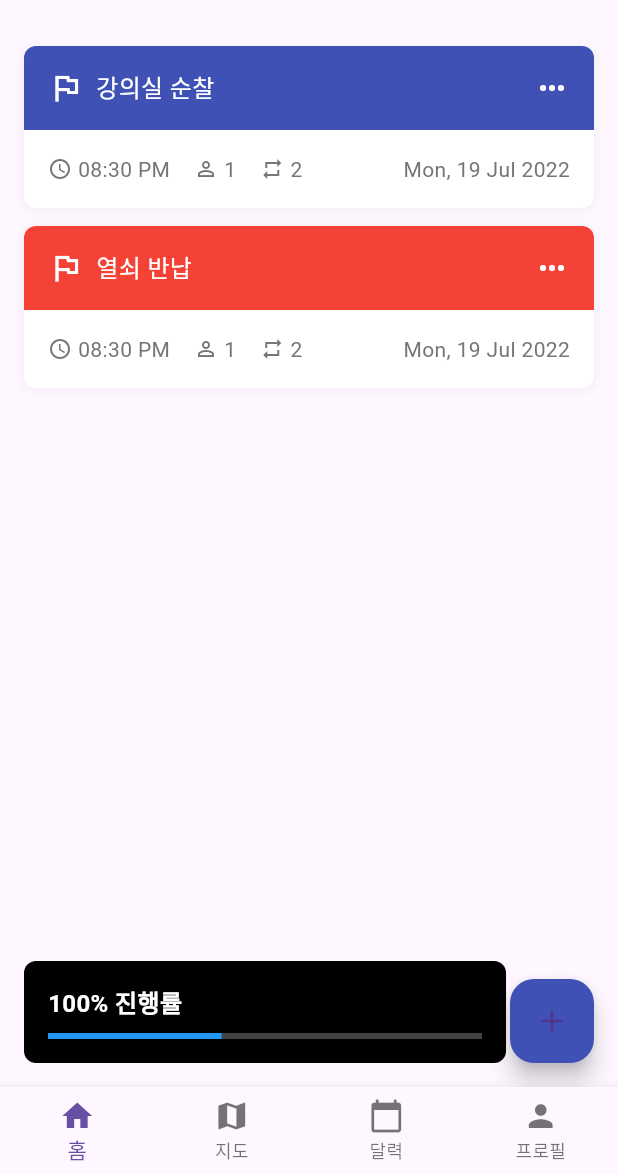
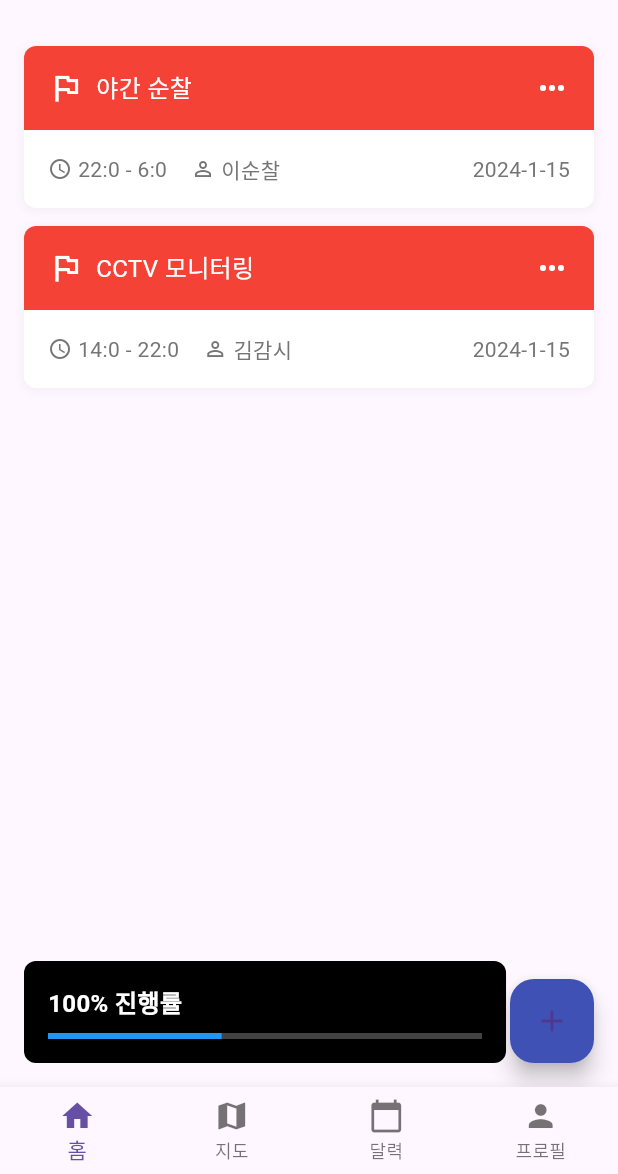
Before and after one commit to daneck99/Mobile_app_dev, a Flutter app: the screen it shows once a user with an empty profile is signed in, on a phone screen of 412 x 824 dp, the part 62-1236 px from its top. Run offline on Flutter 3.47's test engine with Material 3 defaults, Android fonts, the phone set to English and light mode, and no system bars; our stand-ins replace cached_network_image, cloud_firestore, firebase_auth, firebase_core, firebase_storage, geolocator and 4 more; accounts and stored records are empty.

Commit message:
FIX : Fixed the taskcard so it can get mockup data

```diff
--- a/lib/screens/taskList_page.dart
+++ b/lib/screens/taskList_page.dart
@@ -5,6 +5,7 @@ import 'package:security/widgets/taskListPage/progressBar.dart';
 import 'package:security/widgets/taskListPage/taskCard.dart';
 import 'package:security/widgets/taskListPage/taskDetail.dart';
 import 'package:security/map/map_page.dart';
+import 'package:security/data/task.dart';
 
 class TaskListScreen extends StatelessWidget {
   const TaskListScreen({Key? key}) : super(key: key);
@@ -51,31 +52,17 @@ class TaskListScreen extends StatelessWidget {
                           minChildSize: 0.5,
                           maxChildSize: 0.95,
                           builder: (context, scrollController) => TaskDetailSheet(
-                            title: '강의실 순찰',
-                            description: '안녕하세요 적당히 바람이 시원해',
-                            time: '08:30 PM',
+                            task: mockTasks[2],
                           ),
                         ),
                       );
                     },
-                    child: TaskCard(
-                      title: '강의실 순찰',
-                      time: '08:30 PM',
-                      participants: '1',
-                      repeatCount: '2',
-                      date: 'Mon, 19 Jul 2022',
-                      color: Color(0xFF3F51B5),
-                    )
+                    child: TaskCard( task: mockTasks[1],)
                 ),
 
                 const SizedBox(height: 12),
-                const TaskCard(
-                  title: '열쇠 반납',
-                  time: '08:30 PM',
-                  participants: '1',
-                  repeatCount: '2',
-                  date: 'Mon, 19 Jul 2022',
-                  color: Color(0xFFF44336),
+                TaskCard(
+                  task: mockTasks[2],
                 ),
               ],
             ),
--- a/lib/widgets/taskListPage/taskCard.dart
+++ b/lib/widgets/taskListPage/taskCard.dart
@@ -1,26 +1,24 @@
 import 'package:flutter/material.dart';
+import 'package:security/data/task.dart';
+
+
 
 
 class TaskCard extends StatelessWidget {
-  final String title;
-  final String time;
-  final String participants;
-  final String repeatCount;
-  final String date;
-  final Color color;
+  final Task task;
 
   const TaskCard({
     Key? key,
-    required this.title,
-    required this.time,
-    required this.participants,
-    required this.repeatCount,
-    required this.date,
-    required this.color,
+    required this.task,
   }) : super(key: key);
 
   @override
   Widget build(BuildContext context) {
+    final String time = "${task.startTime.hour}:${task.startTime.minute} - ${task.endTime.hour}:${task.endTime.minute}";
+    final String date = "${task.startTime.year}-${task.startTime.month}-${task.startTime.day}";
+    final String priority = _getPriorityString(task.priority);
+    final Color priorityColor = _getPriorityColor(task.priority);
+
     return Container(
       decoration: BoxDecoration(
         color: Colors.white,
@@ -39,7 +37,7 @@ class TaskCard extends StatelessWidget {
           Container(
             padding: const EdgeInsets.all(16),
             decoration: BoxDecoration(
-              color: color,
+              color: priorityColor,
               borderRadius: const BorderRadius.only(
                 topLeft: Radius.circular(8),
                 topRight: Radius.circular(8),
@@ -50,7 +48,7 @@ class TaskCard extends StatelessWidget {
                 const Icon(Icons.flag_outlined, color: Colors.white),
                 const SizedBox(width: 8),
                 Text(
-                  title,
+                  task.title,
                   style: const TextStyle(
                     color: Colors.white,
                     fontSize: 16,
@@ -81,17 +79,7 @@ class TaskCard extends StatelessWidget {
                 Icon(Icons.person_outline, size: 16, color: Colors.grey[600]),
                 const SizedBox(width: 4),
                 Text(
-                  participants,
-                  style: TextStyle(
-                    color: Colors.grey[600],
-                    fontSize: 14,
-                  ),
-                ),
-                const SizedBox(width: 16),
-                Icon(Icons.repeat, size: 16, color: Colors.grey[600]),
-                const SizedBox(width: 4),
-                Text(
-                  repeatCount,
+                  task.assignee,
                   style: TextStyle(
                     color: Colors.grey[600],
                     fontSize: 14,
@@ -112,4 +100,30 @@ class TaskCard extends StatelessWidget {
       ),
     );
   }
+
+  String _getPriorityString(Priority priority) {
+    switch (priority) {
+      case Priority.low:
+        return 'Low';
+      case Priority.medium:
+        return 'Medium';
+      case Priority.high:
+        return 'High';
+      default:
+        return 'Unknown';
+    }
+  }
+
+  Color _getPriorityColor(Priority priority) {
+    switch (priority) {
+      case Priority.low:
+        return Colors.green;
+      case Priority.medium:
+        return Colors.orange;
+      case Priority.high:
+        return Colors.red;
+      default:
+        return Colors.grey;
+    }
+  }
 }
```
Also changed, not shown: lib/widgets/taskListPage/taskDetail.dart (+53 -13 lines).
